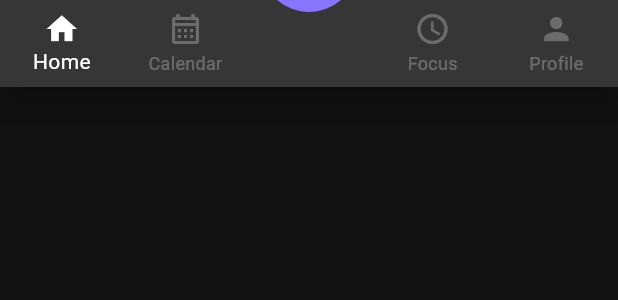
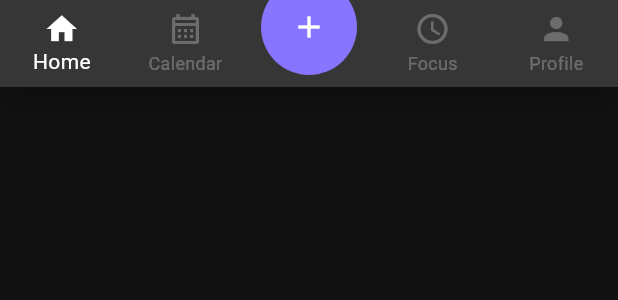
Before and after one commit to likeprograming1/flutter_todolist, a Flutter app: the Commonbottom widget shown alone on an empty page, opened directly, on a phone screen of 412 x 824 dp. Shown: the top 300 px of the screen. Run offline on Flutter 3.47's test engine with Material 3 defaults, Android fonts, the phone set to English and light mode, and no system bars; our stand-ins replace flutter_riverpod, go_router.

Commit message:
main home update

```diff
--- a/todolist_flutter/lib/commons/commonbottom.dart
+++ b/todolist_flutter/lib/commons/commonbottom.dart
@@ -12,7 +12,12 @@ class _CommonbottomState extends State<Commonbottom> {
   int _currentIndex = 0;
   @override
   Widget build(BuildContext context) {
-    return Stack(
+    return Positioned(
+      bottom: 0,
+      child: SizedBox(
+        width: double.infinity,
+        height: 100,
+        child: Stack(
           clipBehavior: Clip.none, // 부모 영역 바깥으로 표시되도록 설정
           children: [
             // BottomNavigationBar를 먼저 렌더링
@@ -64,6 +69,7 @@ class _CommonbottomState extends State<Commonbottom> {
                     borderRadius: BorderRadius.circular(50),
                   ),
                   onPressed: () {
+                    debugPrint("test");
                     if (mounted) {
                       addTask(context);
                     }
@@ -74,6 +80,8 @@ class _CommonbottomState extends State<Commonbottom> {
               ),
             ),
           ],
+        ),
+      ),
     );
   }
 }
```
Also changed, not shown: todolist_flutter/lib/pages/indexpage/indexpage.dart (+5 -2 lines). Lines whose indentation alone changed are shown as unchanged.
